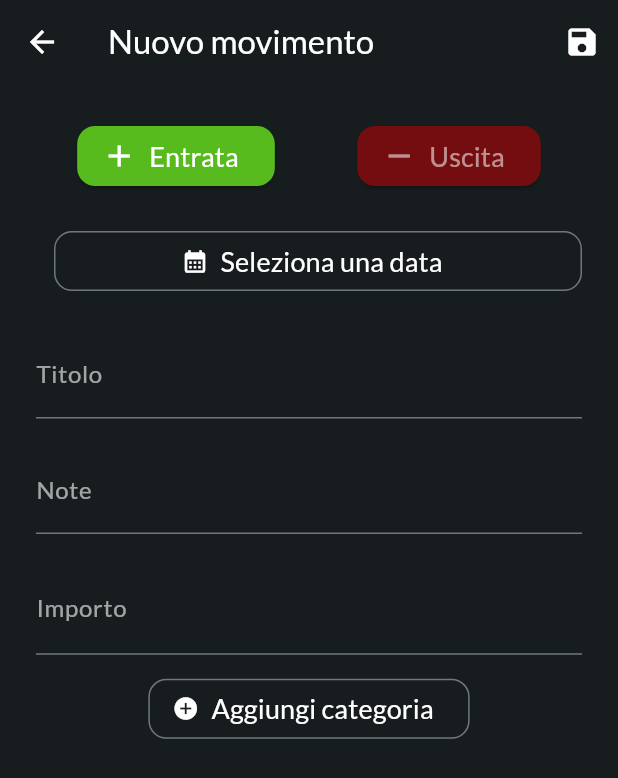
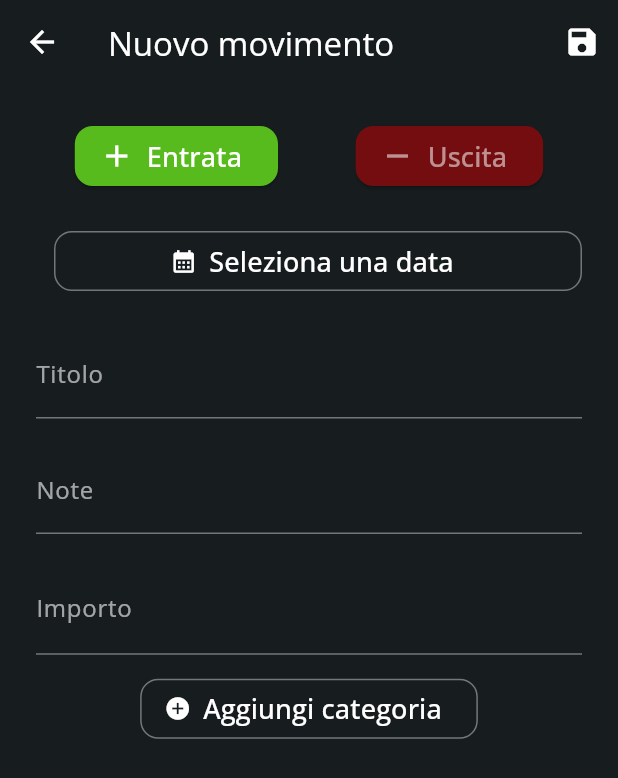
Before and after one commit to micheleDibi/PFM_APP, a Flutter app: the screen it shows after launch, after a tap on "Trasferisci", on a phone screen of 412 x 824 dp. Shown: the top 778 px of the screen. Run offline on Flutter 3.47's test engine with Material 3 defaults, Android fonts, the phone set to English and light mode, and no system bars; our stand-ins replace flutter_riverpod, google_fonts, syncfusion_flutter_charts; network calls fail.

Commit message:
Sistemato font

```diff
--- a/lib/main.dart
+++ b/lib/main.dart
@@ -6,11 +6,14 @@ import 'package:flutter_riverpod/flutter_riverpod.dart';
 import 'package:pfm_app/screens/home.dart';
 
 void main() {
-  runApp(const ProviderScope(child: App(),));
+  runApp(
+    const ProviderScope(
+      child: App(),
+    ),
+  );
 }
 
 class App extends StatelessWidget {
-
   const App({super.key});
 
   @override
@@ -18,10 +21,11 @@ class App extends StatelessWidget {
     return MaterialApp(
       title: 'Personal Finance Management',
       theme: ThemeData().copyWith(
-        colorScheme: ColorScheme.fromSeed(seedColor: const Color.fromARGB(255, 37, 39, 40),),
-        textTheme: GoogleFonts.latoTextTheme(),
+        colorScheme: ColorScheme.fromSeed(
+          seedColor: const Color.fromARGB(255, 37, 39, 40),
+        ),
+        textTheme: GoogleFonts.openSansTextTheme(),
       ),
-
       home: const HomeScreen(),
     );
   }
```
